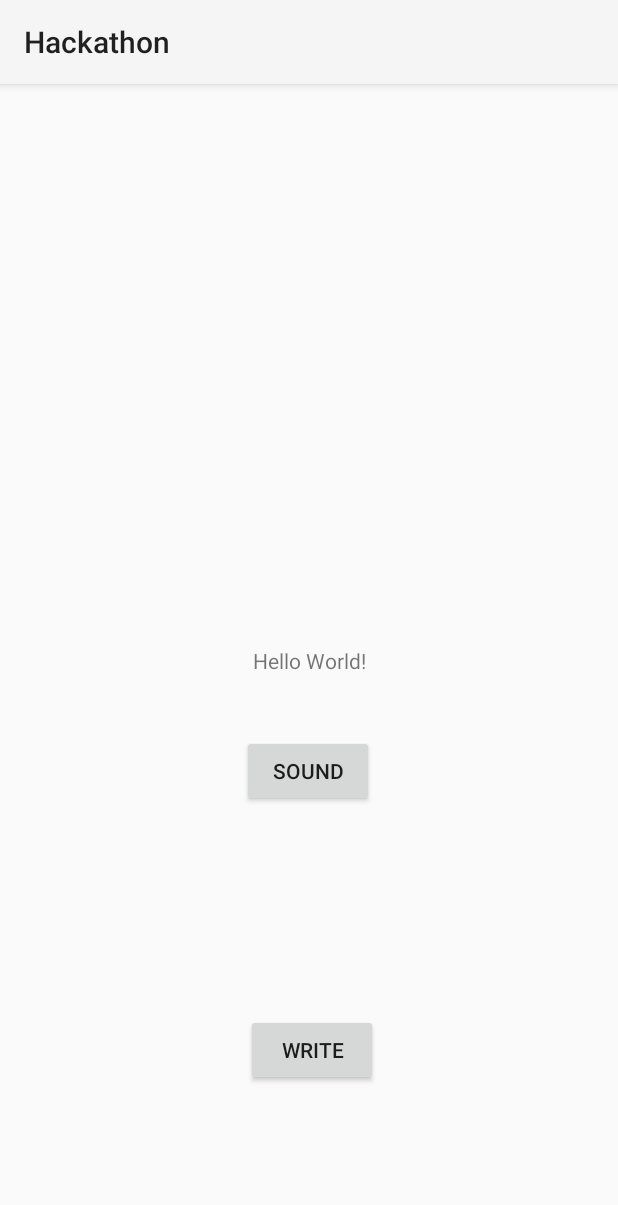
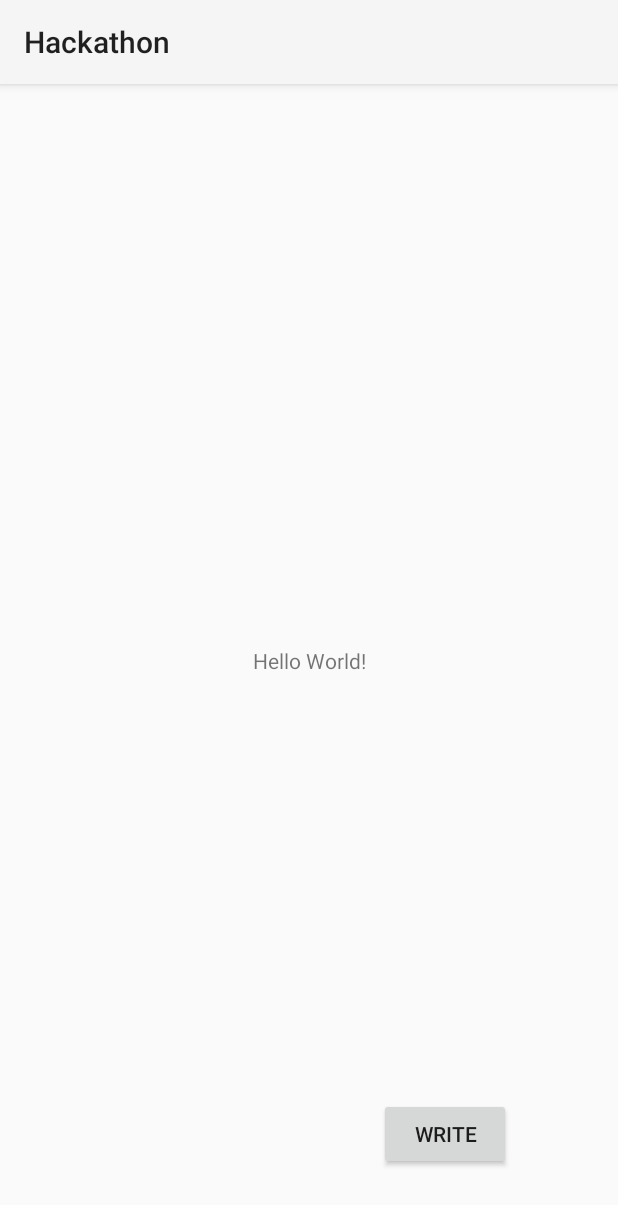
Before and after one commit to Yayoi-cs/Hackathon, an Android app: the screen it shows after launch (MainActivity), on a phone screen of 412 x 824 dp. Shown: the top 1205 px of the screen. Run offline under Robolectric (Android 15) with nearby library versions, the phone set to English and light mode, and no system bars.

Commit message:
テスト用のSoundActivity.kt削除

```diff
--- a/app/src/main/AndroidManifest.xml
+++ b/app/src/main/AndroidManifest.xml
@@ -27,9 +27,6 @@
             android:name=".WriteDiaryActivity"
             android:exported="false" />
         <activity
-            android:name=".SoundActivity"
-            android:exported="false" />
-        <activity
             android:name=".MainActivity"
             android:exported="true">
             <intent-filter>
--- a/app/src/main/java/com/example/hackathon/MainActivity.kt
+++ b/app/src/main/java/com/example/hackathon/MainActivity.kt
@@ -16,12 +16,6 @@ class MainActivity : AppCompatActivity() {
         super.onCreate(savedInstanceState)
         setContentView(R.layout.activity_main)
 
-        val nextButton = findViewById<Button>(R.id.sound_button)
-        nextButton.setOnClickListener{
-            val intent = Intent(this, SoundActivity::class.java)
-            startActivity(intent)
-        }
-
         val writeDiaryButton = findViewById<Button>(R.id.write_diary_button)
         writeDiaryButton.setOnClickListener{
             val intent = Intent(this, WriteDiaryActivity::class.java)
--- a/app/src/main/java/com/example/hackathon/SpeechRecognizerManager.kt
+++ b/app/src/main/java/com/example/hackathon/SpeechRecognizerManager.kt
@@ -50,11 +50,11 @@ class SpeechRecognizerManager(
     private fun createRecognitionListenerStringStream(onResult : (String)-> Unit) : RecognitionListener {
         return object : RecognitionListener {
             override fun onRmsChanged(rmsdB: Float) {  }
-            override fun onReadyForSpeech(params: Bundle) { onResult("onReadyForSpeech") }
+            override fun onReadyForSpeech(params: Bundle) { /*onResult("onReadyForSpeech")*/ }
             override fun onBufferReceived(buffer: ByteArray) { /*onResult("onBufferReceived")*/ }
             override fun onPartialResults(partialResults: Bundle) { /*onResult("onPartialResults")*/ }
             override fun onEvent(eventType: Int, params: Bundle) { /*onResult("onEvent")*/ }
-            override fun onBeginningOfSpeech() { onResult("onBeginningOfSpeech") }
+            override fun onBeginningOfSpeech() { /*onResult("onBeginningOfSpeech")*/ }
             override fun onEndOfSpeech() {
                 speechRecognizer?.stopListening()
                 /*onResult("onEndOfSpeech")*/
--- a/app/src/main/java/com/example/hackathon/WriteDiaryActivity.kt
+++ b/app/src/main/java/com/example/hackathon/WriteDiaryActivity.kt
@@ -23,7 +23,7 @@ import java.util.Locale
 class WriteDiaryActivity : AppCompatActivity() {
 
     private lateinit var speechRecognizerManager: SpeechRecognizerManager
-    private val PERMISSIONS_RECORD_AUDIO = 1000
+    private val PERMISSIONS_RECORD_AUDIO = 100
 
     override fun onCreate(savedInstanceState: Bundle?) {
         super.onCreate(savedInstanceState)
--- a/app/src/main/res/layout/activity_main.xml
+++ b/app/src/main/res/layout/activity_main.xml
@@ -17,25 +17,14 @@
         app:layout_constraintTop_toTopOf="parent" />
 
     <Button
-        android:id="@+id/sound_button"
-        android:layout_width="wrap_content"
-        android:layout_height="wrap_content"
-        android:layout_marginTop="40dp"
-        android:text="Sound"
-        app:layout_constraintEnd_toEndOf="parent"
-        app:layout_constraintHorizontal_bias="0.498"
-        app:layout_constraintStart_toStartOf="parent"
-        app:layout_constraintTop_toBottomOf="@+id/textView" />
-
-    <Button
         android:id="@+id/write_diary_button"
         android:layout_width="wrap_content"
         android:layout_height="wrap_content"
-        android:layout_marginBottom="100dp"
+        android:layout_marginBottom="44dp"
         android:text="write"
         app:layout_constraintBottom_toBottomOf="parent"
         app:layout_constraintEnd_toEndOf="parent"
-        app:layout_constraintHorizontal_bias="0.507"
+        app:layout_constraintHorizontal_bias="0.78"
         app:layout_constraintStart_toStartOf="parent" />
 
 </androidx.constraintlayout.widget.ConstraintLayout>
```
Also changed, not shown: app/src/main/java/com/example/hackathon/SoundActivity.kt (deleted, +0 -44 lines), app/src/main/res/layout/activity_sound.xml (deleted, +0 -64 lines), 1 other file.
